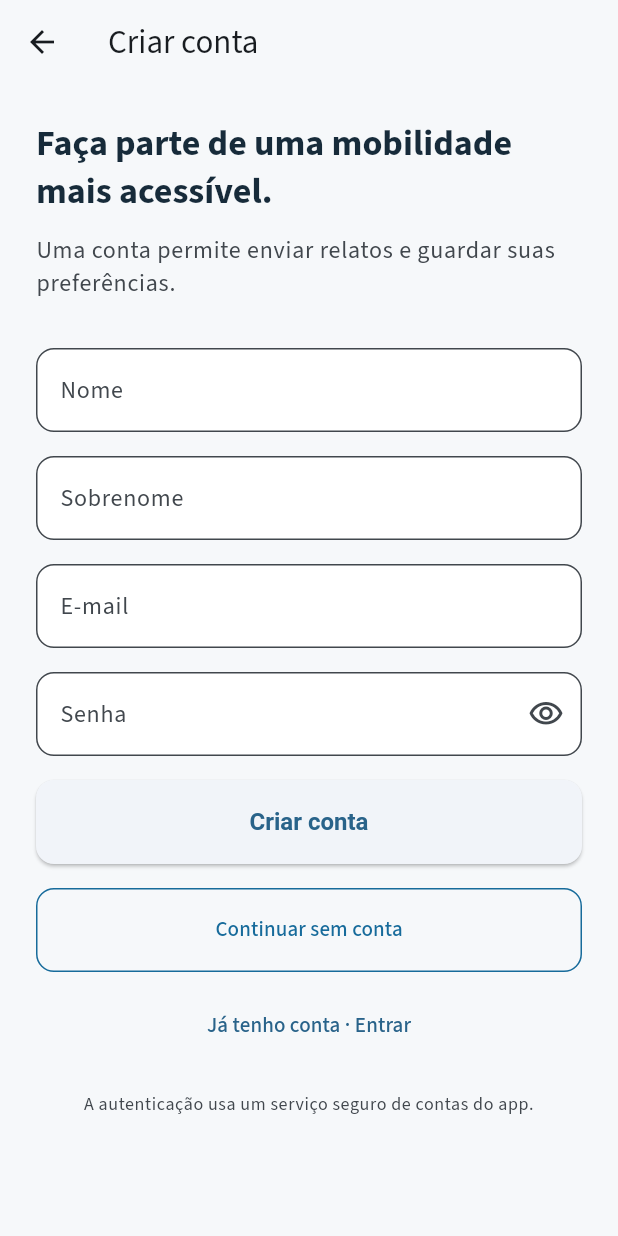
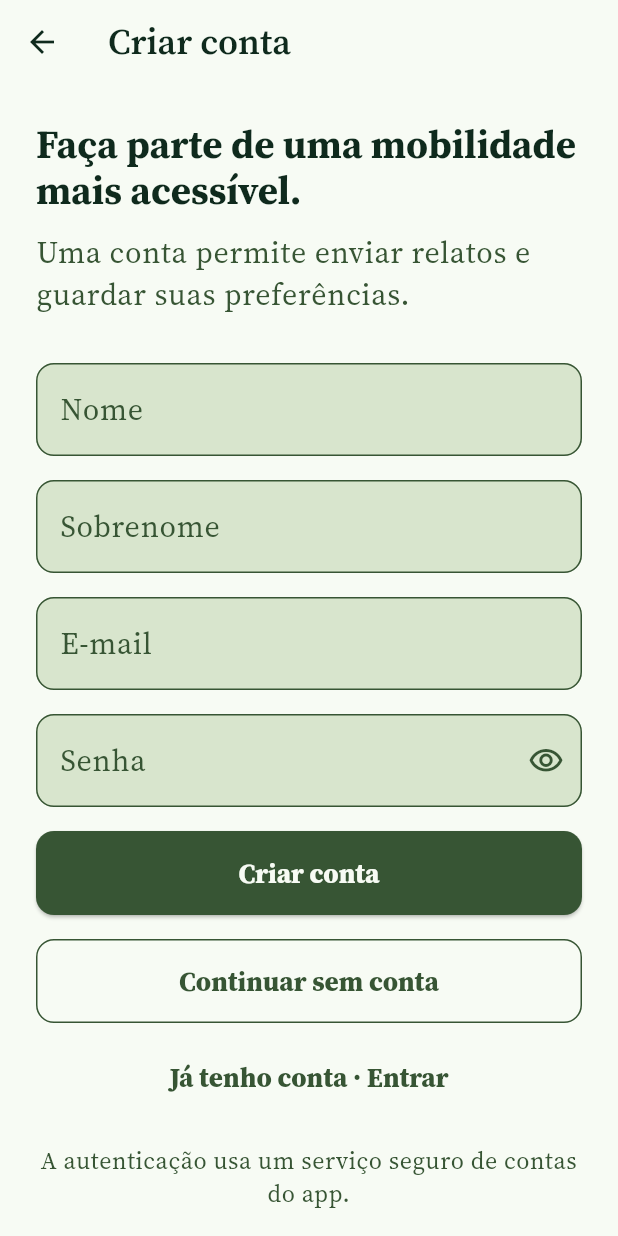
Before and after one commit to boregs/mao-na-roda, a Flutter app: the screen it shows after launch, after a tap on "Criar conta", on a phone screen of 412 x 824 dp. Run offline on Flutter 3.47's test engine with Material 3 defaults, Android fonts, the light colour scheme and no system bars; our stand-ins replace shared_preferences.

Commit message:
feat(app): novas cores e fontes da UI

```diff
--- a/apps/mobile/lib/app_theme.dart
+++ b/apps/mobile/lib/app_theme.dart
@@ -1,53 +1,110 @@
 import 'package:flutter/material.dart';
 
-// Ocean + sunlight brand palette. Keep status colors separate from the
-// primary blue so route selection is never confused with barrier severity.
-const _ocean = Color(0xFF176B9B);
-const _paper = Color(0xFFF6F8FA);
-const _ink = Color(0xFF172B3A);
+// Forest palette. Keep status colors separate from the brand green so route
+// selection is never confused with barrier severity.
+const _mist = Color(0xFFF7FBF4);
+const _sage = Color(0xFFAEC3B0);
+const _leaf = Color(0xFF6B9071);
+const _forest = Color(0xFF375534);
+const _deepForest = Color(0xFF0F2A1D);
+const _lightSurface = Color(0xFFD8E5CD);
+const _darkSurface = Color(0xFF193523);
+const _errorLight = Color(0xFF9B2C2C);
+const _errorDark = Color(0xFFFFB4AB);
 
 ThemeData buildAppTheme({Brightness brightness = Brightness.light}) {
-  final scheme = ColorScheme.fromSeed(
-    seedColor: _ocean,
+  final isLight = brightness == Brightness.light;
+  final scheme = ColorScheme(
     brightness: brightness,
-    surface: brightness == Brightness.light ? _paper : const Color(0xFF101B26),
+    primary: isLight ? _forest : _sage,
+    onPrimary: isLight ? _mist : _deepForest,
+    primaryContainer: isLight ? _sage : _forest,
+    onPrimaryContainer: isLight ? _deepForest : _mist,
+    secondary: isLight ? _leaf : _sage,
+    onSecondary: isLight ? _deepForest : _deepForest,
+    secondaryContainer: isLight ? _sage : _forest,
+    onSecondaryContainer: isLight ? _deepForest : _mist,
+    tertiary: _leaf,
+    onTertiary: _mist,
+    tertiaryContainer: isLight ? _sage : _forest,
+    onTertiaryContainer: isLight ? _deepForest : _mist,
+    error: isLight ? _errorLight : _errorDark,
+    onError: isLight ? _mist : _deepForest,
+    errorContainer: isLight ? const Color(0xFFFFDAD6) : const Color(0xFF93000A),
+    onErrorContainer: isLight ? const Color(0xFF410002) : const Color(0xFFFFDAD6),
+    surface: isLight ? _mist : _deepForest,
+    onSurface: isLight ? _deepForest : _mist,
+    surfaceContainerHighest: isLight ? _lightSurface : _darkSurface,
+    onSurfaceVariant: isLight ? _forest : _sage,
+    outline: isLight ? _forest : _leaf,
+    outlineVariant: isLight ? _sage : _forest,
+    inverseSurface: isLight ? _deepForest : _mist,
+    onInverseSurface: isLight ? _mist : _deepForest,
+    inversePrimary: isLight ? _sage : _forest,
+    shadow: Colors.black,
+    scrim: Colors.black,
   );
   final text = ThemeData(brightness: brightness).textTheme.apply(
-        fontFamily: 'Source Sans 3',
-        bodyColor: brightness == Brightness.light ? _ink : const Color(0xFFE7EFF6),
-        displayColor: brightness == Brightness.light ? _ink : const Color(0xFFE7EFF6),
+        fontFamily: 'Source Serif 4',
+        bodyColor: isLight ? _deepForest : _mist,
+        displayColor: isLight ? _deepForest : _mist,
       );
+  final serif = text.copyWith(
+    displayLarge: text.displayLarge?.copyWith(fontFamily: 'Source Serif 4', fontSize: 48, fontWeight: FontWeight.w600, height: 1.1),
+    displayMedium: text.displayMedium?.copyWith(fontFamily: 'Source Serif 4', fontSize: 42, fontWeight: FontWeight.w600, height: 1.15),
+    displaySmall: text.displaySmall?.copyWith(fontFamily: 'Source Serif 4', fontSize: 40, fontWeight: FontWeight.w600, height: 1.15),
+    headlineLarge: text.headlineLarge?.copyWith(fontFamily: 'Source Serif 4', fontSize: 32, fontWeight: FontWeight.w600, height: 1.15),
+    headlineMedium: text.headlineMedium?.copyWith(fontFamily: 'Source Serif 4', fontSize: 28, fontWeight: FontWeight.w600, height: 1.2),
+    headlineSmall: text.headlineSmall?.copyWith(fontFamily: 'Source Serif 4', fontSize: 26, fontWeight: FontWeight.w600, height: 1.2),
+    titleLarge: text.titleLarge?.copyWith(fontFamily: 'Source Serif 4', fontSize: 24, fontWeight: FontWeight.w600, height: 1.25),
+    titleMedium: text.titleMedium?.copyWith(fontFamily: 'Source Serif 4', fontSize: 22, fontWeight: FontWeight.w600, height: 1.3),
+    titleSmall: text.titleSmall?.copyWith(fontFamily: 'Source Serif 4', fontSize: 20, fontWeight: FontWeight.w600, height: 1.3),
+    bodyLarge: text.bodyLarge?.copyWith(fontFamily: 'Source Serif 4', fontSize: 20, fontWeight: FontWeight.w400, height: 1.5),
+    bodyMedium: text.bodyMedium?.copyWith(fontFamily: 'Source Serif 4', fontSize: 18, fontWeight: FontWeight.w400, height: 1.45),
+    bodySmall: text.bodySmall?.copyWith(fontFamily: 'Source Serif 4', fontSize: 16, fontWeight: FontWeight.w400, height: 1.4),
+    labelLarge: text.labelLarge?.copyWith(fontFamily: 'Source Serif 4', fontSize: 18, fontWeight: FontWeight.w800),
+    labelMedium: text.labelMedium?.copyWith(fontFamily: 'Source Serif 4', fontSize: 17, fontWeight: FontWeight.w800),
+    labelSmall: text.labelSmall?.copyWith(fontFamily: 'Source Serif 4', fontSize: 16, fontWeight: FontWeight.w800),
+  );
 
   return ThemeData(
     colorScheme: scheme,
     useMaterial3: true,
-    fontFamily: 'Source Sans 3',
-    textTheme: text,
+    fontFamily: 'Source Serif 4',
+    textTheme: serif,
     scaffoldBackgroundColor: scheme.surface,
-    appBarTheme: const AppBarTheme(centerTitle: false, elevation: 0),
+    appBarTheme: AppBarTheme(centerTitle: false, elevation: 0, backgroundColor: scheme.surface, foregroundColor: scheme.onSurface, titleTextStyle: serif.titleLarge),
     inputDecorationTheme: InputDecorationTheme(
       filled: true,
-      fillColor: brightness == Brightness.light ? Colors.white : const Color(0xFF172635),
-      border: OutlineInputBorder(borderRadius: BorderRadius.circular(12)),
+      fillColor: isLight ? _lightSurface : _darkSurface,
+      border: OutlineInputBorder(borderRadius: BorderRadius.circular(12), borderSide: BorderSide(color: scheme.outline)),
+      enabledBorder: OutlineInputBorder(borderRadius: BorderRadius.circular(12), borderSide: BorderSide(color: scheme.outline)),
+      focusedBorder: OutlineInputBorder(borderRadius: BorderRadius.circular(12), borderSide: BorderSide(color: scheme.primary, width: 2)),
+      labelStyle: serif.bodyLarge?.copyWith(color: scheme.onSurfaceVariant),
+      floatingLabelStyle: serif.bodyLarge?.copyWith(color: scheme.primary),
     ),
     elevatedButtonTheme: ElevatedButtonThemeData(
       style: ElevatedButton.styleFrom(
         minimumSize: const Size.fromHeight(56),
         shape: RoundedRectangleBorder(borderRadius: BorderRadius.circular(12)),
-        textStyle: const TextStyle(fontWeight: FontWeight.w700, fontSize: 16),
+        backgroundColor: scheme.primary,
+        foregroundColor: scheme.onPrimary,
+      textStyle: serif.labelLarge,
       ),
     ),
     outlinedButtonTheme: OutlinedButtonThemeData(
       style: OutlinedButton.styleFrom(
         minimumSize: const Size.fromHeight(56),
-        foregroundColor: brightness == Brightness.light ? _ocean : const Color(0xFF8AC8EF),
-        side: BorderSide(color: brightness == Brightness.light ? _ocean : const Color(0xFF8AC8EF)),
+        foregroundColor: scheme.primary,
+        side: BorderSide(color: scheme.outline),
+        textStyle: serif.labelLarge,
         shape: RoundedRectangleBorder(borderRadius: BorderRadius.circular(12)),
       ),
     ),
+    textButtonTheme: TextButtonThemeData(style: TextButton.styleFrom(textStyle: serif.labelLarge)),
     cardTheme: CardThemeData(
       elevation: 0,
-      color: brightness == Brightness.light ? Colors.white : const Color(0xFF172635),
+      color: isLight ? _lightSurface : _darkSurface,
       shape: RoundedRectangleBorder(borderRadius: BorderRadius.circular(16)),
     ),
   );
--- a/apps/mobile/lib/features/onboarding/onboarding_screen.dart
+++ b/apps/mobile/lib/features/onboarding/onboarding_screen.dart
@@ -29,15 +29,11 @@ class OnboardingScreen extends StatelessWidget {
                 child: Column(
               crossAxisAlignment: CrossAxisAlignment.stretch,
               children: [
-                const Row(children: [BrandMark(), SizedBox(width: 10), Text('Mão na Roda')]),
+                Row(children: [const BrandMark(), const SizedBox(width: 10), Text('Mão na Roda', style: theme.textTheme.titleLarge)]),
                 const SizedBox(height: 64),
                 Text(
                   'Seu caminho,\nsuas condições.',
-                  style: theme.textTheme.displaySmall?.copyWith(
-                    fontFamily: 'Source Serif 4',
-                    fontWeight: FontWeight.w600,
-                    height: 1.1,
-                  ),
+                  style: theme.textTheme.displaySmall,
                 ),
                 const SizedBox(height: 16),
                 Text('Rotas considerando suas necessidades de mobilidade e as condições do caminho.', style: theme.textTheme.bodyLarge?.copyWith(color: theme.colorScheme.onSurfaceVariant, height: 1.4)),
```
